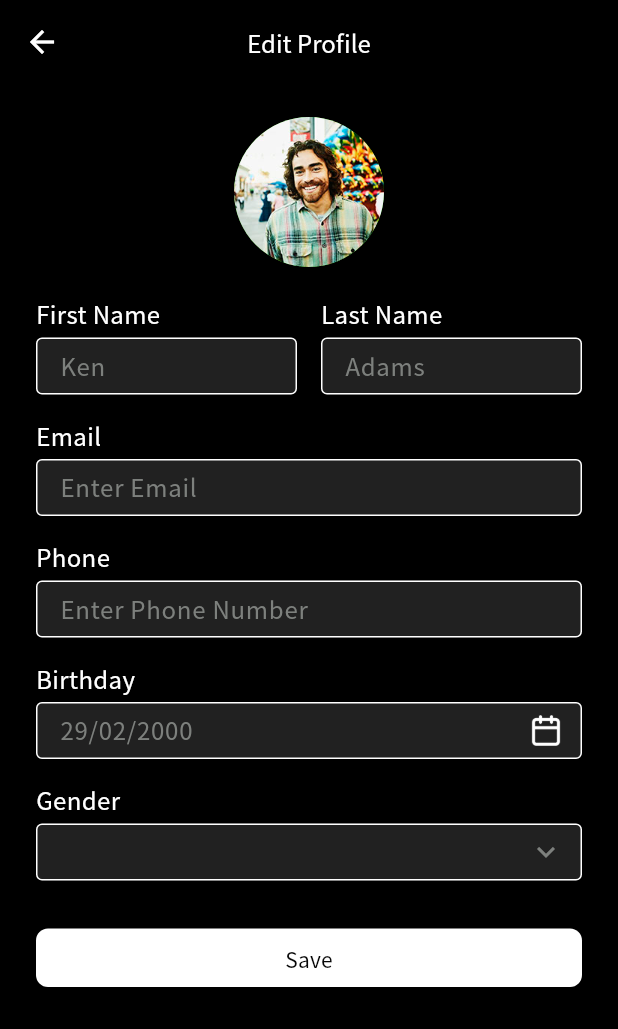
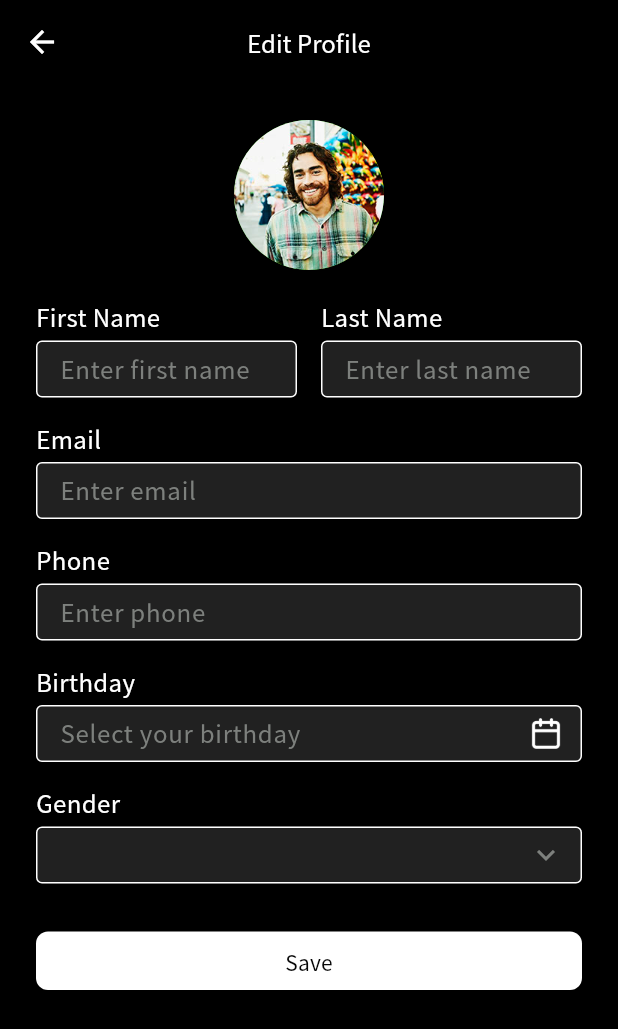
Before and after one commit to Sristy72/karl5-----Central-padel-league-manager, a Flutter app: the EditProfileInfoScreen screen opened directly with empty values, on a phone screen of 412 x 824 dp. Shown: the top 1029 px of the screen. Run offline on Flutter 3.47's test engine with Material 3 defaults, Android fonts, the phone set to English and light mode, and no system bars; our stand-ins replace connectivity_plus, dartz, dio, equatable, file_picker, flutter_secure_storage and 6 more; missing offline and left inert: flutx_core; accounts and stored records are empty; network calls fail; statements that could not run were skipped.

Commit message:
edit profile fixed

```diff
--- a/lib/features/team_members_profile/presentation/screens/edit_profile_info.dart
+++ b/lib/features/team_members_profile/presentation/screens/edit_profile_info.dart
@@ -1,12 +1,13 @@
 import 'dart:io';
 import 'package:flutter/material.dart';
+import 'package:flutter_karlfive223_manager/features/team_members_profile/presentation/screens/profile_info_screen.dart';
 import 'package:image_picker/image_picker.dart';
 import 'package:get/get.dart';
 
 import '../../data/models/edit_profile_model.dart';
+import '../../data/models/team_member_model.dart';
 import '../controllers/edit_profile_controller.dart';
 import '../controllers/profile_controller.dart';
-
 
 class EditProfileInfoScreen extends StatefulWidget {
   final EditProfileModel member;
@@ -23,6 +24,7 @@ class _EditProfileInfoScreenState extends State<EditProfileInfoScreen> {
   late TextEditingController _lastNameController;
   late TextEditingController _emailController;
   late TextEditingController _phoneController;
+
   String _selectedGender = "";
   File? _pickedImage;
   late final EditProfileController _controller;
@@ -30,12 +32,12 @@ class _EditProfileInfoScreenState extends State<EditProfileInfoScreen> {
   @override
   void initState() {
     super.initState();
-    _birthdayController = TextEditingController(text: widget.member.birthday);
+    _birthdayController = TextEditingController();
+    _firstNameController = TextEditingController();
+    _lastNameController = TextEditingController();
+    _emailController = TextEditingController();
+    _phoneController = TextEditingController();
     _selectedGender = widget.member.gender;
-    _firstNameController = TextEditingController(text: widget.member.firstName);
-    _lastNameController = TextEditingController(text: widget.member.lastName);
-    _emailController = TextEditingController(text: widget.member.email);
-    _phoneController = TextEditingController(text: widget.member.phone);
     _controller = Get.find<EditProfileController>();
   }
 
@@ -52,7 +54,7 @@ class _EditProfileInfoScreenState extends State<EditProfileInfoScreen> {
   // Date Picker
   Future<void> _selectDate() async {
     DateTime initialDate =
-        DateTime.tryParse(_birthdayController.text) ?? DateTime.now();
+        DateTime.tryParse(widget.member.birthday) ?? DateTime.now();
 
     final DateTime? pickedDate = await showDatePicker(
       context: context,
@@ -65,7 +67,10 @@ class _EditProfileInfoScreenState extends State<EditProfileInfoScreen> {
             colorScheme: const ColorScheme.dark(
               primary: Colors.blue,
               onSurface: Colors.white,
-            ), dialogTheme: DialogThemeData(backgroundColor: Colors.black),
+            ),
+            dialogTheme: const DialogThemeData(
+              backgroundColor: Colors.black,
+            ),
           ),
           child: child!,
         );
@@ -79,6 +84,7 @@ class _EditProfileInfoScreenState extends State<EditProfileInfoScreen> {
       });
     }
   }
+
 
   // Image Picker
   Future<void> _pickImage(ImageSource source) async {
@@ -124,8 +130,21 @@ class _EditProfileInfoScreenState extends State<EditProfileInfoScreen> {
     );
   }
 
+  // Clear all form fields after saving
+  void _clearForm() {
+    _firstNameController.clear();
+    _lastNameController.clear();
+    _emailController.clear();
+    _phoneController.clear();
+    _birthdayController.clear();
+    _selectedGender = "";
+    _pickedImage = null;
+  }
+
   @override
   Widget build(BuildContext context) {
+    final member = widget.member;
+
     return Scaffold(
       backgroundColor: Colors.black,
       appBar: AppBar(
@@ -143,23 +162,20 @@ class _EditProfileInfoScreenState extends State<EditProfileInfoScreen> {
       ),
       body: SafeArea(
         child: SingleChildScrollView(
-          padding:
-          const EdgeInsets.only(top: 22, left: 24, right: 24, bottom: 24),
+          padding: const EdgeInsets.all(24),
           child: Column(
             children: [
-              // Profile Image with picker
+              // 🖼 Profile Image
               GestureDetector(
                 onTap: _showImagePickerDialog,
-                child: Stack(
-                  alignment: Alignment.bottomRight,
-                  children: [
-                    CircleAvatar(
+                child: CircleAvatar(
                   radius: 50,
                   backgroundImage: _pickedImage != null
                       ? FileImage(_pickedImage!)
-                          : AssetImage(widget.member.imageUrl) as ImageProvider,
-                    ),
-                  ],
+                      : (member.imageUrl.isNotEmpty
+                      ? AssetImage(member.imageUrl)
+                      : const AssetImage('assets/images/profile.png'))
+                  as ImageProvider,
                 ),
               ),
               const SizedBox(height: 20),
@@ -170,7 +186,9 @@ class _EditProfileInfoScreenState extends State<EditProfileInfoScreen> {
                   Expanded(
                     child: _buildTextField(
                       label: "First Name",
-                      hintText: "Ken",
+                      hintText: member.firstName.isNotEmpty
+                          ? member.firstName
+                          : "Enter first name",
                       controller: _firstNameController,
                     ),
                   ),
@@ -178,7 +196,9 @@ class _EditProfileInfoScreenState extends State<EditProfileInfoScreen> {
                   Expanded(
                     child: _buildTextField(
                       label: "Last Name",
-                      hintText: "Adams",
+                      hintText: member.lastName.isNotEmpty
+                          ? member.lastName
+                          : "Enter last name",
                       controller: _lastNameController,
                     ),
                   ),
@@ -189,7 +209,8 @@ class _EditProfileInfoScreenState extends State<EditProfileInfoScreen> {
               // Email
               _buildTextField(
                 label: "Email",
-                hintText: "Enter Email",
+                hintText:
+                member.email.isNotEmpty ? member.email : "Enter email",
                 controller: _emailController,
               ),
               const SizedBox(height: 16),
@@ -197,12 +218,13 @@ class _EditProfileInfoScreenState extends State<EditProfileInfoScreen> {
               // Phone
               _buildTextField(
                 label: "Phone",
-                hintText: "Enter Phone Number",
+                hintText:
+                member.phone.isNotEmpty ? member.phone : "Enter phone",
                 controller: _phoneController,
               ),
               const SizedBox(height: 16),
 
-              // Birthday with calendar icon
+              // Birthday
               Column(
                 crossAxisAlignment: CrossAxisAlignment.start,
                 children: [
@@ -223,7 +245,9 @@ class _EditProfileInfoScreenState extends State<EditProfileInfoScreen> {
                       style:
                       const TextStyle(color: Colors.white, fontSize: 14),
                       decoration: InputDecoration(
-                        hintText: "29/02/2000",
+                        hintText: member.birthday.isNotEmpty
+                            ? member.birthday
+                            : "Select your birthday",
                         hintStyle: const TextStyle(
                             color: Color(0xFF7D807D), fontSize: 16),
                         isDense: true,
@@ -270,10 +294,12 @@ class _EditProfileInfoScreenState extends State<EditProfileInfoScreen> {
                   SizedBox(
                     height: 38,
                     child: DropdownButtonFormField<String>(
-                      initialValue:
-                      _selectedGender.isNotEmpty ? _selectedGender : null,
+                      value: _selectedGender.isNotEmpty
+                          ? _selectedGender
+                          : null,
                       dropdownColor: Colors.black,
-                      style: const TextStyle(color: Colors.white, fontSize: 14),
+                      style:
+                      const TextStyle(color: Colors.white, fontSize: 14),
                       icon: const Icon(Icons.keyboard_arrow_down_sharp,
                           color: Color(0xFF7D807D)),
                       decoration: InputDecoration(
@@ -326,30 +352,51 @@ class _EditProfileInfoScreenState extends State<EditProfileInfoScreen> {
                       ),
                     ),
                     onPressed: () async {
-                      final firstName = _firstNameController.text;
-                      final lastName = _lastNameController.text;
-                      final email = _emailController.text;
-                      final phone = _phoneController.text;
-                      final birthday = _birthdayController.text;
-                      final gender = _selectedGender;
-
                       final success = await _controller.updateProfile(
-                        firstName: firstName,
-                        lastName: lastName,
-                        email: email,
-                        phone: phone,
-                        birthday: birthday,
-                        gender: gender,
+                        firstName: _firstNameController.text,
+                        lastName: _lastNameController.text,
+                        email: _emailController.text,
+                        phone: _phoneController.text,
+                        birthday: _birthdayController.text,
+                        gender: _selectedGender,
                         image: _pickedImage,
                       );
 
                       if (success) {
-                        // Refresh global profile data so profile screen shows updates
+                        // Clear all form fields
+                        _clearForm();
+
+                        // Refresh profile data
                         final profileCtrl = Get.find<ProfileController>();
                         await profileCtrl.fetchProfile();
-                        Get.back();
+
+                        // Navigate back to ProfileInfoScreen using same transition style
+                        Get.offAll(
+                              () => ProfileInfoScreen(
+                            member: TeamMemberModel(
+                              id: '', // you can pass actual id if you have it
+                              name: '${_firstNameController.text} ${_lastNameController.text}',
+                              role: 'Player', // or 'Manager' or whatever fits your app
+                              imageUrl: _pickedImage?.path ?? widget.member.imageUrl,
+                              matches: 0,
+                              level: 0,
+                              firstName: _firstNameController.text,
+                              lastName: _lastNameController.text,
+                              email: _emailController.text,
+                              phone: _phoneController.text,
+                              birthday: _birthdayController.text,
+                              gender: _selectedGender,
+                            ),
+                          ),
+                          transition: Transition.fadeIn,
+                          duration: const Duration(milliseconds: 50),
+                        );
+
+
                       }
                     },
+
+
                     child: const Text(
                       "Save",
                       style: TextStyle(
@@ -371,31 +418,26 @@ class _EditProfileInfoScreenState extends State<EditProfileInfoScreen> {
   Widget _buildTextField({
     required String label,
     required String hintText,
-    String? initialValue,
     TextEditingController? controller,
   }) {
     return Column(
       crossAxisAlignment: CrossAxisAlignment.start,
       children: [
-        // Label
-        Text(
-          label,
+        Text(label,
             style: const TextStyle(
                 color: Colors.white,
                 fontSize: 16,
-              fontWeight: FontWeight.w400),
-        ),
+                fontWeight: FontWeight.w400)),
         const SizedBox(height: 4),
         SizedBox(
           height: 38,
           child: TextFormField(
             controller: controller,
-            initialValue: controller == null ? initialValue : null,
             style: const TextStyle(color: Colors.white, fontSize: 14),
             decoration: InputDecoration(
               hintText: hintText,
-              hintStyle: const TextStyle(
-                  color: Color(0xFF7D807D), fontSize: 16),
+              hintStyle:
+              const TextStyle(color: Color(0xFF7D807D), fontSize: 16),
               isDense: true,
               contentPadding:
               const EdgeInsets.symmetric(horizontal: 12, vertical: 8),
```
Also changed, not shown: lib/core/network/constants/api_constants.dart (+12 -0 lines), lib/features/team_members_profile/data/models/report_post_model.dart (+24 -1 lines), lib/features/team_members_profile/data/repo/report_repo_impl.dart (added, +20 -0 lines), lib/features/team_members_profile/domain/repo/report_repo.dart (added, +7 -0 lines), lib/features/team_members_profile/presentation/controllers/report_controller.dart (+26 -14 lines), lib/features/team_members_profile/presentation/screens/profile_info_screen.dart (+38 -4 lines). Lines whose indentation alone changed are shown as unchanged.
